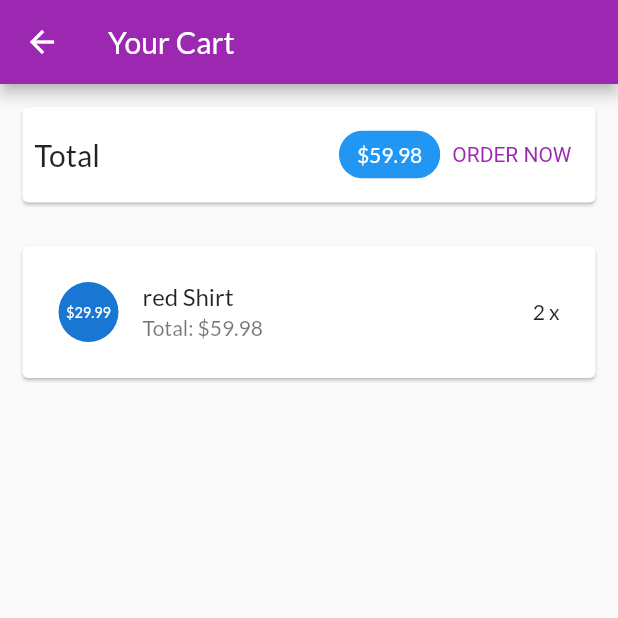
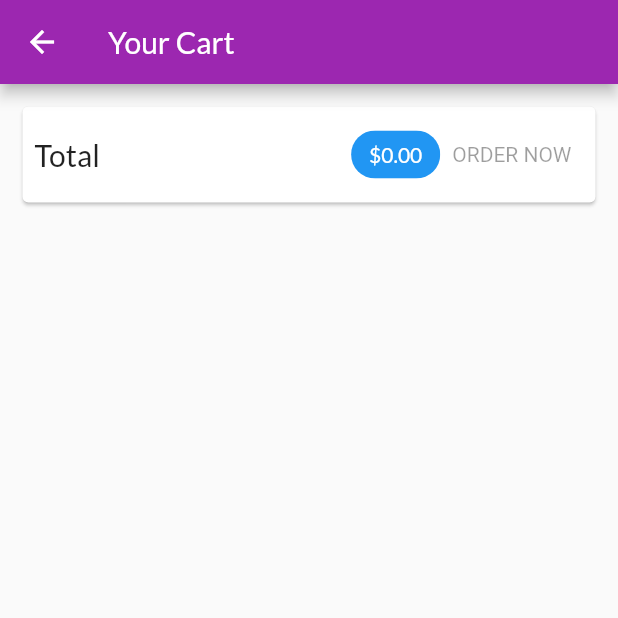
Before and after one commit to PhanDuongKhang/CT484-02, a Flutter app: the CartScreen screen opened by its route, after a tap on "ORDER NOW", on a phone screen of 412 x 824 dp, the top half of it. Run offline on Flutter 3.47's test engine with Material 2 defaults, Android fonts, the phone set to English and light mode, and no system bars; network calls fail.

Commit message:
Quan ly trang thai voi provider - OrdersManager

```diff
--- a/lib/main.dart
+++ b/lib/main.dart
@@ -7,6 +7,7 @@ import 'ui/products/user_products_screen.dart';
 import 'ui/cart/cart_screen.dart';
 import 'ui/orders/orders_screen.dart';
 import 'package:provider/provider.dart';
+
 
 void main() {
   runApp(const MyApp());
@@ -26,6 +27,9 @@ class MyApp extends StatelessWidget {
         ),
         ChangeNotifierProvider(
           create: (ctx) => CartManager(),
+        ),
+        ChangeNotifierProvider(
+          create: (ctx) => OrdersManager(),
         ),
       ],
       child: MaterialApp(
--- a/lib/ui/cart/cart_screen.dart
+++ b/lib/ui/cart/cart_screen.dart
@@ -1,4 +1,5 @@
 import 'package:flutter/material.dart';
+import 'package:myshop/ui/screen.dart';
 
 import 'cart_manager.dart';
 import 'cart_item_card.dart';
@@ -66,15 +67,32 @@ class CartScreen extends StatelessWidget {
               backgroundColor: Theme.of(context).primaryColor,
             ),
 
+            // TextButton(
+            //   onPressed: () {
+            //     print('An order has been added');
+            //   },
+            //   style: TextButton.styleFrom(
+            //     textStyle: TextStyle(color: Theme.of(context).primaryColor),
+            //   ),
+            //   child: const Text('ORDER NOW'),
+            // )
+
             TextButton(
-              onPressed: () {
-                print('An order has been added');
+              onPressed: cart.totalAmount <= 0
+              ? null
+              : () {
+                context.read<OrdersManager>().addOrder(
+                  cart.products,
+                  cart.totalAmount,
+                );
+                cart.clear();
               },
               style: TextButton.styleFrom(
-                textStyle: TextStyle(color: Theme.of(context).primaryColor),
+                textStyle:
+                TextStyle(color: Theme.of(context).primaryColor),
               ),
               child: const Text('ORDER NOW'),
-            )
+            ),
           ],
         ),
       ),
--- a/lib/ui/orders/orders_manager.dart
+++ b/lib/ui/orders/orders_manager.dart
@@ -1,4 +1,5 @@
 import 'package:flutter/material.dart';
+import 'package:flutter/foundation.dart';
 
 import '../../models/cart_item.dart';
 import '../../models/order_item.dart';
@@ -28,4 +29,17 @@ class OrdersManager with ChangeNotifier {
   List<OrderItem> get orders {
     return [..._orders];
   }
+
+  void addOrder(List<CartItem> cartProducts, double total) async {
+    _orders.insert(
+      0,
+      OrderItem(
+        id: 'o${DateTime.now().toIso8601String()}',
+        amount: total,
+        products: cartProducts,
+        dateTime: DateTime.now(),
+      ),
+    );
+    notifyListeners();
+  }
 }
--- a/lib/ui/orders/orders_screen.dart
+++ b/lib/ui/orders/orders_screen.dart
@@ -3,23 +3,42 @@ import 'package:flutter/material.dart';
 import 'orders_manager.dart';
 import 'order_item_card.dart';
 import '../shared/app_drawer.dart';
+import 'package:provider/provider.dart';
 
 class OrdersScreen extends StatelessWidget {
   static const routeName = '/orders';
   const OrdersScreen({super.key});
 
   @override
+  // Widget build(BuildContext context) {
+  //   print('building orders');
+  //   final ordersManager = OrdersManager();
+  //   return Scaffold(
+  //     appBar: AppBar(
+  //       title: const Text('Your Orders'),
+  //     ),
+  //     drawer: const AppDrawer(),
+  //     body: ListView.builder(
+  //       itemCount: ordersManager.orderCount,
+  //       itemBuilder: (ctx, i) => OrderItemCard(ordersManager.orders[i]),
+  //     ),
+  //   );
+  // }
+
   Widget build(BuildContext context) {
     print('building orders');
-    final ordersManager = OrdersManager();
     return Scaffold(
       appBar: AppBar(
         title: const Text('Your Orders'),
       ),
       drawer: const AppDrawer(),
-      body: ListView.builder(
-        itemCount: ordersManager.orderCount,
-        itemBuilder: (ctx, i) => OrderItemCard(ordersManager.orders[i]),
+      body: Consumer<OrdersManager>(
+        builder: (ctx, ordersManager, child) {
+          return ListView.builder(
+            itemCount: ordersManager.orderCount,
+            itemBuilder: (ctx, i) => OrderItemCard(ordersManager.orders[i]),
+          );
+        },
       ),
     );
   }
```
